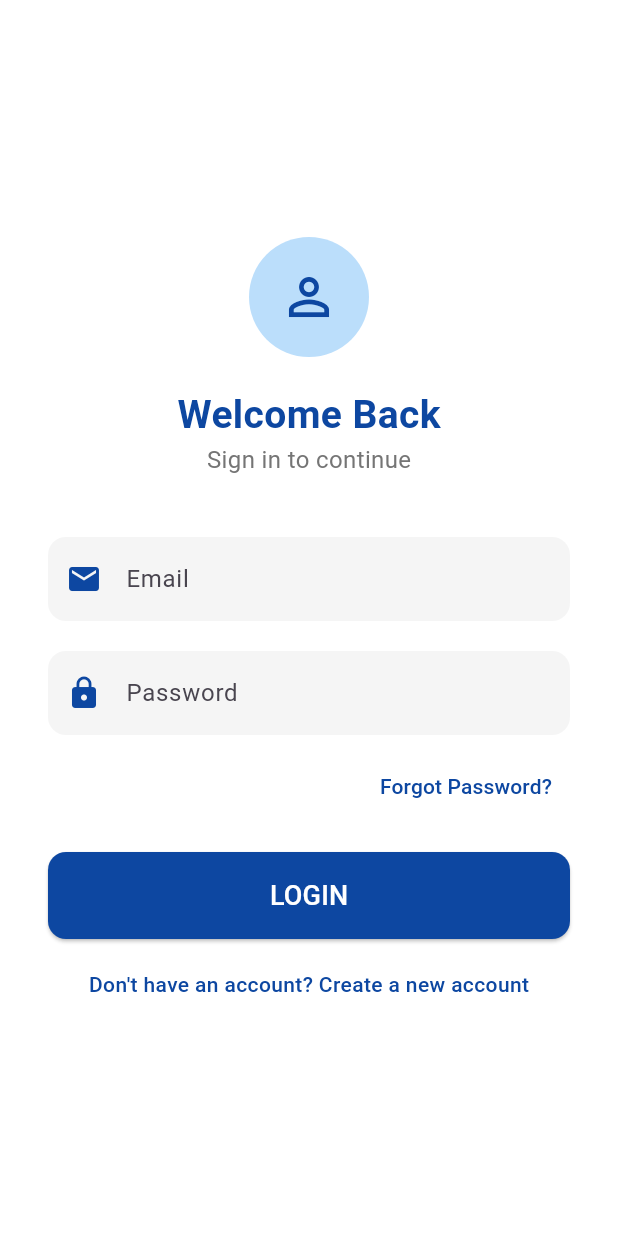
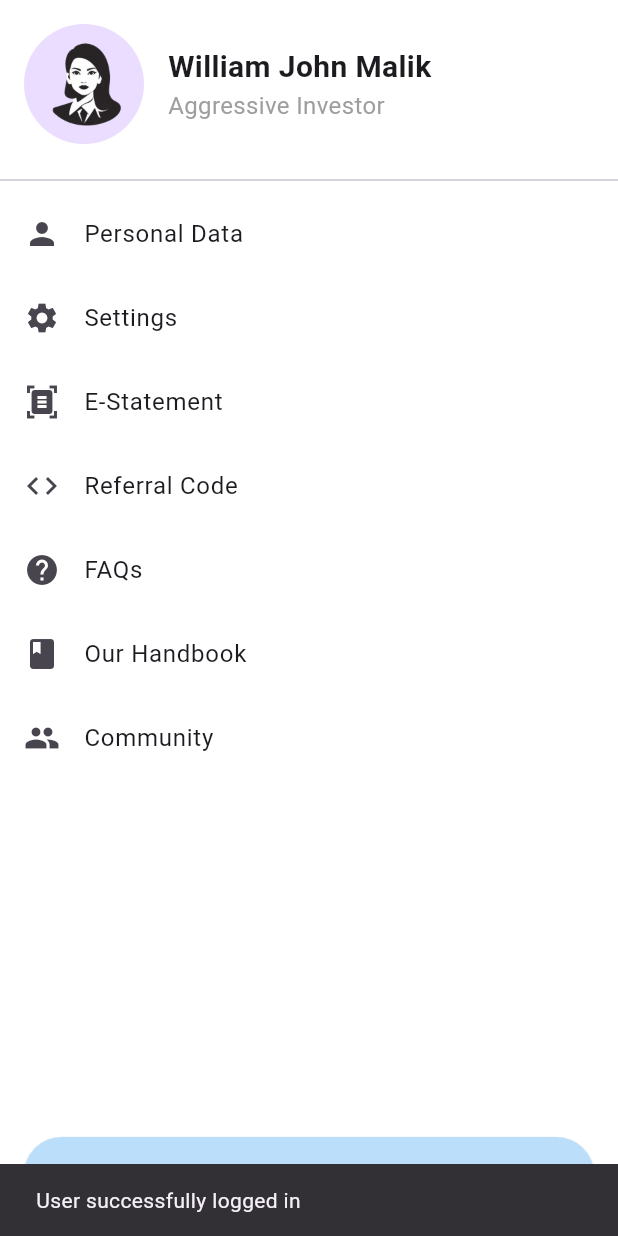
Before and after one commit to Faika123/flutterTest, a Flutter app: the screen it shows after launch, after a tap on "LOGIN", on a phone screen of 412 x 824 dp. Run offline on Flutter 3.47's test engine with Material 3 defaults, Android fonts, the phone set to English and light mode, and no system bars; our stand-ins replace cloud_firestore, firebase_core; accounts and stored records are empty.

Commit message:
version5

```diff
--- a/lib/login.dart
+++ b/lib/login.dart
@@ -1,7 +1,39 @@
 import 'package:flutter/material.dart';
-// Import your SignUpPage file
+import 'package:flutter_application_1/pagesigneup.dart';
+import 'package:flutter_application_1/profil.dart';
+import 'package:cloud_firestore/cloud_firestore.dart';
 
 class LoginPage extends StatelessWidget {
+  final TextEditingController emailController = TextEditingController();
+  final TextEditingController passwordController = TextEditingController();
+
+  CollectionReference users = FirebaseFirestore.instance.collection('users');
+
+  Future<void> login(BuildContext context) async {
+    try {
+      // Here you can add your authentication logic.
+      // For demonstration, we’re just adding user data to Firestore.
+      await users.add({
+        'email': emailController.text,
+        'password': passwordController
+            .text, // Consider hashing the password in a real app
+      });
+      print("User logged in");
+      ScaffoldMessenger.of(context).showSnackBar(
+          const SnackBar(content: Text('User successfully logged in')));
+
+      // Navigate to the Profile page after successful login
+      Navigator.pushReplacement(
+        context,
+        MaterialPageRoute(builder: (context) => ProfilePage()),
+      );
+    } catch (error) {
+      print("Failed to log in user: $error");
+      ScaffoldMessenger.of(context).showSnackBar(
+          SnackBar(content: Text('Failed to log in user: $error')));
+    }
+  }
+
   @override
   Widget build(BuildContext context) {
     return Scaffold(
@@ -15,14 +47,9 @@ class LoginPage extends StatelessWidget {
               Container(
                 width: 80,
                 height: 80,
-                decoration: BoxDecoration(
-                  color: Colors.blue[100],
-                  borderRadius: BorderRadius.circular(40),
-                ),
-                child: Icon(
-                  Icons.person_outline,
-                  color: Colors.blue[900],
-                  size: 40,
+                child: Image.asset(
+                  "assets/images/image1.png",
+                  height: 250,
                 ),
               ),
               SizedBox(height: 20),
@@ -42,23 +69,45 @@ class LoginPage extends StatelessWidget {
                 ),
               ),
               SizedBox(height: 40),
-              CustomTextField(
-                icon: Icons.email,
-                hintText: 'Email',
+              TextField(
+                controller: emailController,
+                decoration: InputDecoration(
+                  filled: true,
+                  fillColor: Colors.grey[100],
+                  labelText: 'Email',
+                  labelStyle: TextStyle(
+                      color: const Color.fromARGB(255, 201, 202, 204)),
+                  prefixIcon: Icon(Icons.email,
+                      color: const Color.fromARGB(255, 51, 198, 243)),
+                  border: OutlineInputBorder(
+                    borderRadius: BorderRadius.circular(12),
+                    borderSide: BorderSide.none,
+                  ),
+                ),
               ),
               SizedBox(height: 20),
-              CustomTextField(
-                icon: Icons.lock,
-                hintText: 'Password',
+              TextField(
+                controller: passwordController,
                 obscureText: true,
+                decoration: InputDecoration(
+                  filled: true,
+                  fillColor: Colors.grey[100],
+                  labelText: 'Password',
+                  labelStyle: TextStyle(
+                      color: const Color.fromARGB(255, 198, 199, 201)),
+                  prefixIcon: Icon(Icons.lock,
+                      color: const Color.fromARGB(255, 44, 186, 241)),
+                  border: OutlineInputBorder(
+                    borderRadius: BorderRadius.circular(12),
+                    borderSide: BorderSide.none,
+                  ),
+                ),
               ),
               SizedBox(height: 10),
               Align(
                 alignment: Alignment.centerRight,
                 child: TextButton(
-                  onPressed: () {
-                    // Add forgot password functionality here
-                  },
+                  onPressed: () {},
                   child: Text(
                     'Forgot Password?',
                     style: TextStyle(color: Colors.blue[900]),
@@ -77,7 +126,7 @@ class LoginPage extends StatelessWidget {
                     padding: EdgeInsets.symmetric(vertical: 16),
                   ),
                   onPressed: () {
-                    // Implement login action here
+                    login(context); // Call login function here
                   },
                   child: Text(
                     'LOGIN',
@@ -91,12 +140,15 @@ class LoginPage extends StatelessWidget {
               SizedBox(height: 20),
               GestureDetector(
                 onTap: () {
-                  Navigator.pushNamed(context, '/signup'); // Navigate to SignUpPage
+                  Navigator.push(
+                    context,
+                    MaterialPageRoute(builder: (context) => SignupPage()),
+                  );
                 },
                 child: Text(
                   "Don't have an account? Create a new account",
                   style: TextStyle(
-                    color: Colors.blue[900],
+                    color: const Color.fromARGB(255, 10, 10, 10),
                     fontWeight: FontWeight.w500,
                   ),
                 ),
@@ -108,32 +160,3 @@ class LoginPage extends StatelessWidget {
     );
   }
 }
-
-class CustomTextField extends StatelessWidget {
-  final IconData icon;
-  final String hintText;
-  final bool obscureText;
-
-  CustomTextField({
-    required this.icon,
-    required this.hintText,
-    this.obscureText = false,
-  });
-
-  @override
-  Widget build(BuildContext context) {
-    return TextField(
-      obscureText: obscureText,
-      decoration: InputDecoration(
-        hintText: hintText,
-        prefixIcon: Icon(icon, color: Colors.blue[900]),
-        filled: true,
-        fillColor: Colors.grey[100],
-        border: OutlineInputBorder(
-          borderRadius: BorderRadius.circular(12),
-          borderSide: BorderSide.none,
-        ),
-      ),
-    );
-  }
-}
--- a/lib/main.dart
+++ b/lib/main.dart
@@ -1,8 +1,19 @@
 import 'package:flutter/material.dart';
-import 'login.dart'; // Import your LoginPage file
-import 'pagesigneup.dart'; // Import your SignUpPage file
+import 'package:firebase_core/firebase_core.dart';
+// import 'home.dart';
+import 'profil.dart';
+import 'login.dart';
 
-void main() {
+void main() async {
+  WidgetsFlutterBinding.ensureInitialized();
+  await Firebase.initializeApp(
+    options: const FirebaseOptions(
+      apiKey: "AIzaSyB2nXkFkqvROsDfGnpKyux6jFJ9hygKHhM",
+      appId: "com.example.flutter_application_1",
+      messagingSenderId: "messagingSenderId",
+      projectId: "miniproject-a059a",
+    ),
+  );
   runApp(MyApp());
 }
 
@@ -10,14 +21,16 @@ class MyApp extends StatelessWidget {
   @override
   Widget build(BuildContext context) {
     return MaterialApp(
-      title: 'Login & Sign Up',
+      title: 'Furniture Store',
       theme: ThemeData(
         primarySwatch: Colors.blue,
       ),
-      home: LoginPage(), // Set the LoginPage as the home screen
+      debugShowCheckedModeBanner: false,
+      initialRoute: '/',
       routes: {
-        '/signup': (context) => SignUpPage(), // Define route for SignUpPage
-        '/login': (context) => LoginPage(), // Add route for LoginPage if needed
+        '/': (context) => LoginPage(),
+        // '/home': (context) => HomePage(),
+        '/profile': (context) => ProfilePage(),
       },
     );
   }
--- /dev/null
+++ b/lib/profil.dart
@@ -0,0 +1,114 @@
+// profile.dart
+
+import 'package:flutter/material.dart';
+import 'package:flutter_application_1/Community.dart';
+import 'personaldata.dart';
+// Import CommunityPage here
+
+class ProfilePage extends StatelessWidget {
+  @override
+  Widget build(BuildContext context) {
+    return Scaffold(
+      backgroundColor: Colors.white,
+      body: SafeArea(
+        child: Column(
+          crossAxisAlignment: CrossAxisAlignment.start,
+          children: [
+            Padding(
+              padding: const EdgeInsets.all(16.0),
+              child: Row(
+                children: [
+                  CircleAvatar(
+                    radius: 40,
+                    backgroundImage: AssetImage('assets/images/image2.png'),
+                  ),
+                  SizedBox(width: 16),
+                  Column(
+                    crossAxisAlignment: CrossAxisAlignment.start,
+                    children: [
+                      Text(
+                        'William John Malik',
+                        style: TextStyle(
+                          fontSize: 20,
+                          fontWeight: FontWeight.bold,
+                        ),
+                      ),
+                      Text(
+                        'Aggressive Investor',
+                        style: TextStyle(
+                          fontSize: 16,
+                          color: Colors.grey,
+                        ),
+                      ),
+                    ],
+                  ),
+                ],
+              ),
+            ),
+            Divider(),
+            ListTile(
+              leading: Icon(Icons.person),
+              title: Text('Personal Data'),
+              onTap: () {
+                Navigator.push(
+                  context,
+                  MaterialPageRoute(builder: (context) => PersonalDataPage()),
+                );
+              },
+            ),
+            ListTile(
+              leading: Icon(Icons.settings),
+              title: Text('Settings'),
+              onTap: () {},
+            ),
+            ListTile(
+              leading: Icon(Icons.document_scanner),
+              title: Text('E-Statement'),
+              onTap: () {},
+            ),
+            ListTile(
+              leading: Icon(Icons.code),
+              title: Text('Referral Code'),
+              onTap: () {},
+            ),
+            ListTile(
+              leading: Icon(Icons.help),
+              title: Text('FAQs'),
+              onTap: () {},
+            ),
+            ListTile(
+              leading: Icon(Icons.book),
+              title: Text('Our Handbook'),
+              onTap: () {},
+            ),
+            ListTile(
+              leading: Icon(Icons.group),
+              title: Text('Community'),
+              onTap: () {
+                Navigator.push(
+                  context,
+                  MaterialPageRoute(builder: (context) => CommunityPage()),
+                );
+              },
+            ),
+            Spacer(),
+            Padding(
+              padding: const EdgeInsets.all(16.0),
+              child: ElevatedButton(
+                style: ElevatedButton.styleFrom(
+                  minimumSize: Size(double.infinity, 50),
+                  backgroundColor: Colors.blue[100],
+                ),
+                onPressed: () {},
+                child: Text(
+                  "Feel Free to Ask, We’re Ready to Help",
+                  style: TextStyle(color: Colors.blue[900]),
+                ),
+              ),
+            ),
+          ],
+        ),
+      ),
+    );
+  }
+}
--- a/pubspec.yaml
+++ b/pubspec.yaml
@@ -64,9 +64,8 @@ flutter:
   uses-material-design: true
 
   # To add assets to your application, add an assets section, like this:
-  # assets:
-  #   - images/a_dot_burr.jpeg
-  #   - images/a_dot_ham.jpeg
+  assets:
+    - assets/images/
 
   # An image asset can refer to one or more resolution-specific "variants", see
   # https://flutter.dev/to/resolution-aware-images
```
Also changed, not shown: lib/Community.dart (added, +172 -0 lines), lib/pagesigneup.dart (+26 -10 lines), lib/personaldata.dart (added, +182 -0 lines), assets/images/image1.png (added), assets/images/image2.png (added), assets/images/user1.png (added), assets/images/user2.png (added), assets/images/user3.png (added), assets/images/user4.png (added), 4 other files.
